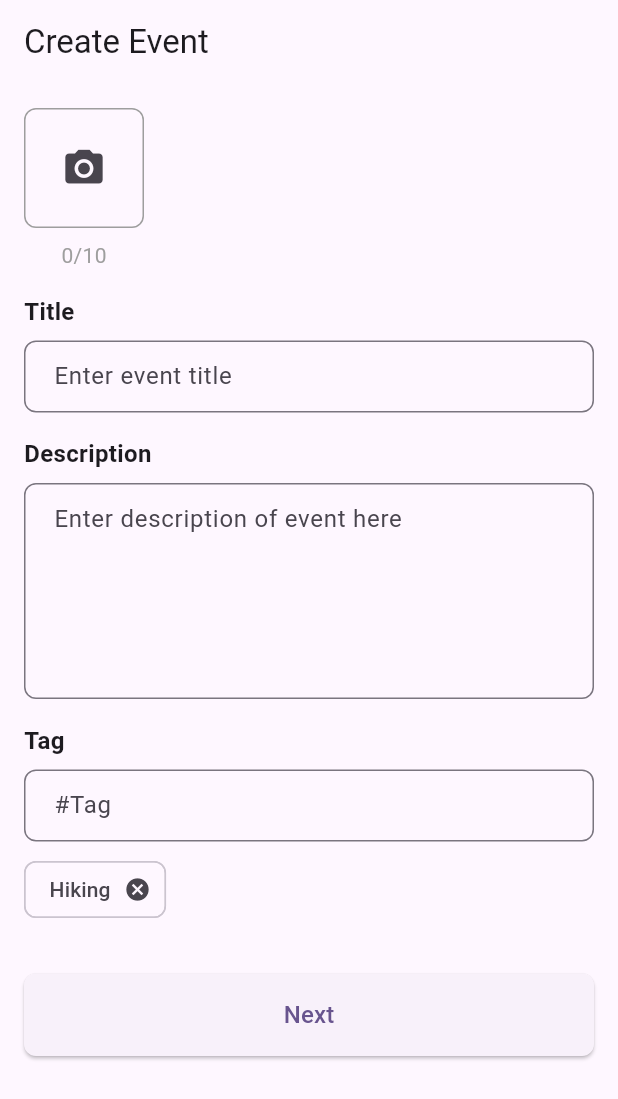
After one commit to JaeH0ng/okapi_z, a Flutter app: the CreateEventPage screen opened directly, on a phone screen of 412 x 824 dp. The commit adds this screen. Shown: the top 1099 px of the screen. Run offline on Flutter 3.47's test engine with Material 3 defaults, Android fonts, the phone set to English and light mode, and no system bars; our stand-ins replace equatable, flutter_riverpod, flutter_svg, image_picker.

Commit message:
update: create event page skeleton

```diff
--- /dev/null
+++ b/lib/features/create/presentation/pages/create_event.dart
@@ -0,0 +1,337 @@
+import 'package:flutter/material.dart';
+
+class CreateEventPage extends StatefulWidget {
+  @override
+  _CreateEventPageState createState() => _CreateEventPageState();
+}
+
+class _CreateEventPageState extends State<CreateEventPage> {
+  final PageController _pageController = PageController();
+  final TextEditingController titleController = TextEditingController();
+  final TextEditingController descriptionController = TextEditingController();
+  final TextEditingController tagController = TextEditingController();
+  final TextEditingController locationController = TextEditingController();
+
+  int minParticipants = 1;
+  int maxParticipants = 1;
+  DateTime selectedDate = DateTime.now();
+  TimeOfDay selectedTime = TimeOfDay.now();
+
+  @override
+  Widget build(BuildContext context) {
+    return Scaffold(
+      appBar: AppBar(
+        title: Text("Create Event"),
+
+      ),
+      body: PageView(
+        controller: _pageController,
+        physics: NeverScrollableScrollPhysics(), // Prevents manual swiping
+        children: [
+          _buildFirstPage(),
+          _buildSecondPage(),
+        ],
+      ),
+    );
+  }
+
+  Widget _buildFirstPage() {
+    return SingleChildScrollView(
+      padding: const EdgeInsets.all(16.0),
+      child: Column(
+        crossAxisAlignment: CrossAxisAlignment.start,
+        children: [
+          _buildImageUploadSection(),
+          SizedBox(height: 16.0),
+          _buildTextField("Title", "Enter event title", titleController),
+          SizedBox(height: 16.0),
+          _buildTextField("Description", "Enter description of event here",
+              descriptionController,
+              maxLines: 5),
+          SizedBox(height: 16.0),
+          _buildTagSection(),
+          SizedBox(height: 32.0),
+          _buildNextButton(),
+        ],
+      ),
+    );
+  }
+
+  Widget _buildSecondPage() {
+    return SingleChildScrollView(
+      padding: const EdgeInsets.all(16.0),
+      child: Column(
+        crossAxisAlignment: CrossAxisAlignment.start,
+        children: [
+          _buildParticipantsSection(),
+          Divider(height: 32.0, thickness: 1.0),
+          _buildDateSection(),
+          Divider(height: 32.0, thickness: 1.0),
+          _buildLocationSection(),
+          SizedBox(height: 32.0),
+          _buildPostButton(),
+        ],
+      ),
+    );
+  }
+
+  Widget _buildImageUploadSection() {
+    return Column(
+      children: [
+        Container(
+          width: 80.0,
+          height: 80.0,
+          decoration: BoxDecoration(
+            border: Border.all(color: Colors.grey),
+            borderRadius: BorderRadius.circular(8.0),
+          ),
+          child: IconButton(
+            icon: Icon(Icons.camera_alt, size: 30),
+            onPressed: () {
+              // Implement image upload functionality
+            },
+          ),
+        ),
+        SizedBox(height: 8.0),
+        Text("0/10", style: TextStyle(color: Colors.grey)),
+      ],
+    );
+  }
+
+  Widget _buildTextField(
+      String label, String hintText, TextEditingController controller,
+      {int maxLines = 1}) {
+    return Column(
+      crossAxisAlignment: CrossAxisAlignment.start,
+      children: [
+        Text(label,
+            style: TextStyle(fontSize: 16.0, fontWeight: FontWeight.bold)),
+        SizedBox(height: 8.0),
+        TextField(
+          controller: controller,
+          decoration: InputDecoration(
+            hintText: hintText,
+            border: OutlineInputBorder(
+              borderRadius: BorderRadius.circular(8.0),
+            ),
+            contentPadding:
+                EdgeInsets.symmetric(vertical: 12.0, horizontal: 16.0),
+          ),
+          maxLines: maxLines,
+        ),
+      ],
+    );
+  }
+
+  Widget _buildTagSection() {
+    return Column(
+      crossAxisAlignment: CrossAxisAlignment.start,
+      children: [
+        Text("Tag",
+            style: TextStyle(fontSize: 16.0, fontWeight: FontWeight.bold)),
+        SizedBox(height: 8.0),
+        TextField(
+          controller: tagController,
+          decoration: InputDecoration(
+            hintText: "#Tag",
+            border: OutlineInputBorder(
+              borderRadius: BorderRadius.circular(8.0),
+            ),
+            contentPadding:
+                EdgeInsets.symmetric(vertical: 12.0, horizontal: 16.0),
+          ),
+        ),
+        SizedBox(height: 8.0),
+        Wrap(
+          spacing: 8.0,
+          children: [
+            Chip(
+              label: Text("Hiking"),
+              onDeleted: () {
+                // Implement tag delete functionality
+              },
+            ),
+            // Add more tags as necessary
+          ],
+        ),
+      ],
+    );
+  }
+
+  Widget _buildNextButton() {
+    return SizedBox(
+      width: double.infinity,
+      child: ElevatedButton(
+        style: ElevatedButton.styleFrom(
+          padding: EdgeInsets.symmetric(vertical: 16.0),
+          // primary: Colors.grey,
+          shape: RoundedRectangleBorder(
+            borderRadius: BorderRadius.circular(8.0),
+          ),
+        ),
+        onPressed: () {
+          _pageController.nextPage(
+              duration: Duration(milliseconds: 300), curve: Curves.easeIn);
+        },
+        child: Text("Next", style: TextStyle(fontSize: 16.0)),
+      ),
+    );
+  }
+
+  Widget _buildParticipantsSection() {
+    return Column(
+      crossAxisAlignment: CrossAxisAlignment.start,
+      children: [
+        Text("Participants",
+            style: TextStyle(fontSize: 16.0, fontWeight: FontWeight.bold)),
+        SizedBox(height: 16.0),
+        _buildParticipantRow("Minimum Number", minParticipants, (newValue) {
+          setState(() {
+            minParticipants = newValue;
+          });
+        }),
+        SizedBox(height: 16.0),
+        _buildParticipantRow("Maximum Number", maxParticipants, (newValue) {
+          setState(() {
+            maxParticipants = newValue;
+          });
+        }),
+      ],
+    );
+  }
+
+  Widget _buildParticipantRow(
+      String label, int value, ValueChanged<int> onChanged) {
+    return Row(
+      mainAxisAlignment: MainAxisAlignment.spaceBetween,
+      children: [
+        Text(label),
+        Row(
+          children: [
+            IconButton(
+              icon: Icon(Icons.remove_circle_outline),
+              onPressed: () {
+                if (value > 1) {
+                  onChanged(value - 1);
+                }
+              },
+            ),
+            Text(value.toString(), style: TextStyle(fontSize: 16.0)),
+            IconButton(
+              icon: Icon(Icons.add_circle_outline),
+              onPressed: () {
+                onChanged(value + 1);
+              },
+            ),
+          ],
+        ),
+      ],
+    );
+  }
+
+  Widget _buildDateSection() {
+    return Column(
+      crossAxisAlignment: CrossAxisAlignment.start,
+      children: [
+        Text("Date",
+            style: TextStyle(fontSize: 16.0, fontWeight: FontWeight.bold)),
+        SizedBox(height: 16.0),
+        _buildDateRow(),
+        SizedBox(height: 16.0),
+        _buildTimeRow(),
+      ],
+    );
+  }
+
+  Widget _buildDateRow() {
+    return InkWell(
+      onTap: () async {
+        DateTime? pickedDate = await showDatePicker(
+          context: context,
+          initialDate: selectedDate,
+          firstDate: DateTime(2000),
+          lastDate: DateTime(2101),
+        );
+        if (pickedDate != null && pickedDate != selectedDate) {
+          setState(() {
+            selectedDate = pickedDate;
+          });
+        }
+      },
+      child: Row(
+        children: [
+          Icon(Icons.calendar_today, color: Colors.grey),
+          SizedBox(width: 8.0),
+          Text("${selectedDate.toLocal()}".split(' ')[0],
+              style: TextStyle(fontSize: 16.0)),
+        ],
+      ),
+    );
+  }
+
+  Widget _buildTimeRow() {
+    return InkWell(
+      onTap: () async {
+        TimeOfDay? pickedTime = await showTimePicker(
+          context: context,
+          initialTime: selectedTime,
+        );
+        if (pickedTime != null && pickedTime != selectedTime) {
+          setState(() {
+            selectedTime = pickedTime;
+          });
+        }
+      },
+      child: Row(
+        children: [
+          Icon(Icons.access_time, color: Colors.grey),
+          SizedBox(width: 8.0),
+          Text("${selectedTime.format(context)}",
+              style: TextStyle(fontSize: 16.0)),
+        ],
+      ),
+    );
+  }
+
+  Widget _buildLocationSection() {
+    return Column(
+      crossAxisAlignment: CrossAxisAlignment.start,
+      children: [
+        Text("Location",
+            style: TextStyle(fontSize: 16.0, fontWeight: FontWeight.bold)),
+        SizedBox(height: 16.0),
+        TextField(
+          controller: locationController,
+          decoration: InputDecoration(
+            prefixIcon: Icon(Icons.search),
+            hintText: "Search",
+            border: OutlineInputBorder(
+              borderRadius: BorderRadius.circular(8.0),
+            ),
+            contentPadding:
+                EdgeInsets.symmetric(vertical: 12.0, horizontal: 16.0),
+          ),
+        ),
+      ],
+    );
+  }
+
+  Widget _buildPostButton() {
+    return SizedBox(
+      width: double.infinity,
+      child: ElevatedButton(
+        style: ElevatedButton.styleFrom(
+          padding: EdgeInsets.symmetric(vertical: 16.0),
+          // primary: Colors.grey,
+          shape: RoundedRectangleBorder(
+            borderRadius: BorderRadius.circular(8.0),
+          ),
+        ),
+        onPressed: () {
+          // Implement post functionality
+        },
+        child: Text("Post", style: TextStyle(fontSize: 16.0)),
+      ),
+    );
+  }
+}
--- a/lib/features/create/presentation/pages/create_page.dart
+++ /dev/null
@@ -1,10 +0,0 @@
-import 'package:flutter/material.dart';
-
-class CreatePage extends StatelessWidget {
-  @override
-  Widget build(BuildContext context) {
-    return Center(
-      child: Text('Create', style: TextStyle(color: Colors.black)),
-    );
-  }
-}
--- a/lib/features/home/presentation/main_page.dart
+++ b/lib/features/home/presentation/main_page.dart
@@ -1,12 +1,12 @@
 import 'package:flutter/material.dart';
 import 'package:flutter_riverpod/flutter_riverpod.dart';
-import 'package:okapi_z/features/create/presentation/pages/create_page.dart';
+import 'package:flutter_svg/svg.dart';
 import 'package:okapi_z/features/auth/data/models/user_model.dart';
+import 'package:okapi_z/features/create/presentation/pages/create_event.dart';
+import 'package:okapi_z/features/home/data/providers/bottom_navigation_provider.dart';
+import 'package:okapi_z/features/home/presentation/home_page.dart';
 import 'package:okapi_z/features/message/presentation/pages/message_page.dart';
-import 'package:okapi_z/features/home/data/providers/bottom_navigation_provider.dart';
-import 'package:flutter_svg/svg.dart';
 import 'package:okapi_z/features/myPage/presentation/pages/my_page.dart';
-import 'package:okapi_z/features/home/presentation/home_page.dart';
 
 // THIS IS MAIN PAGE
 
@@ -38,7 +38,7 @@ class MainPage extends ConsumerWidget {
         onPageChanged: _onPageChanged,
         children: [
           HomePage(),
-          CreatePage(),
+          CreateEventPage(),
           MessagePage(),
           MyPage(),
         ],
```
Also changed, not shown: 2 other files.
